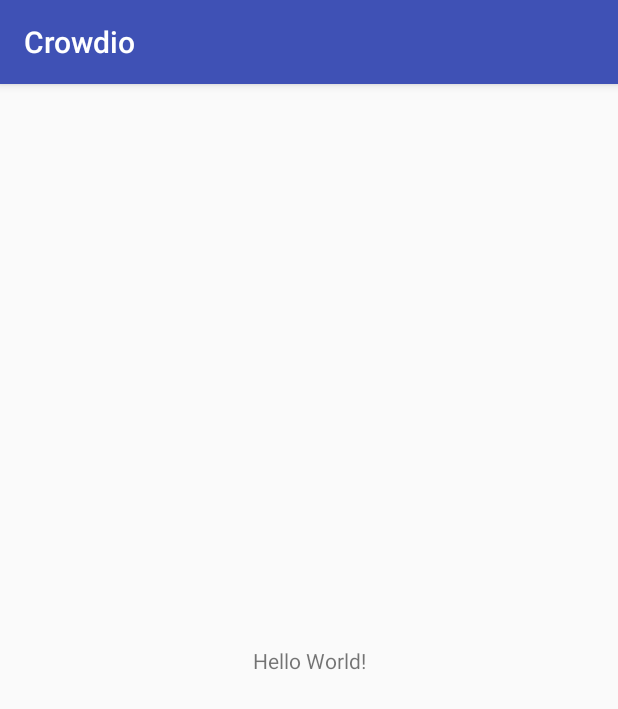
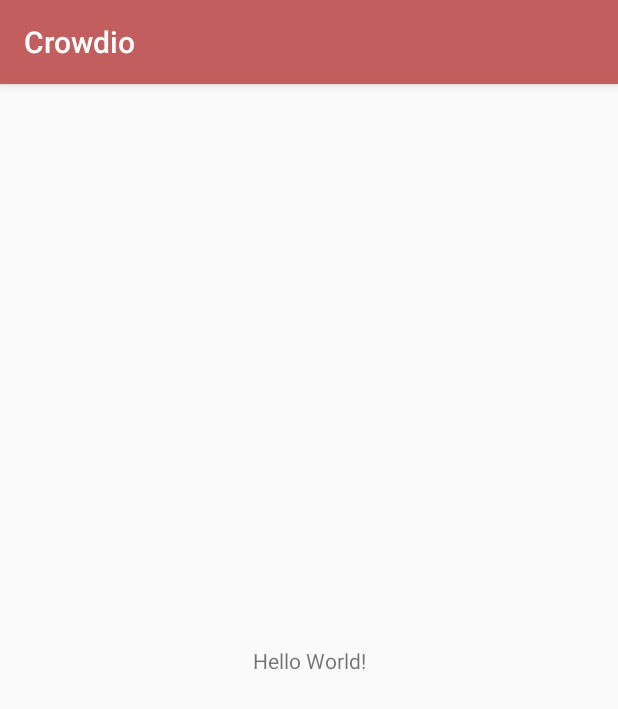
Before and after one commit to jjurm/crowdio, an Android app: the screen it shows after launch (MainActivity), on a phone screen of 412 x 824 dp. Shown: the top 709 px of the screen. Run offline under Robolectric (Android 15) with nearby library versions, the phone set to English and light mode, and no system bars; our stand-ins replace EventBus, Timber; libraries missing offline, so code that uses them is left out: com.facebook.stetho, com.tinsuke.icekick; 1 statement that could not run was skipped.

Commit message:
Change app colors

```diff
--- a/app/src/main/res/values/colors.xml
+++ b/app/src/main/res/values/colors.xml
@@ -1,6 +1,6 @@
 <?xml version="1.0" encoding="utf-8"?>
 <resources>
-    <color name="colorPrimary">#3F51B5</color>
-    <color name="colorPrimaryDark">#303F9F</color>
+    <color name="colorPrimary">#C35E5E</color>
+    <color name="colorPrimaryDark">#6B3434</color>
     <color name="colorAccent">#FF4081</color>
 </resources>
```
